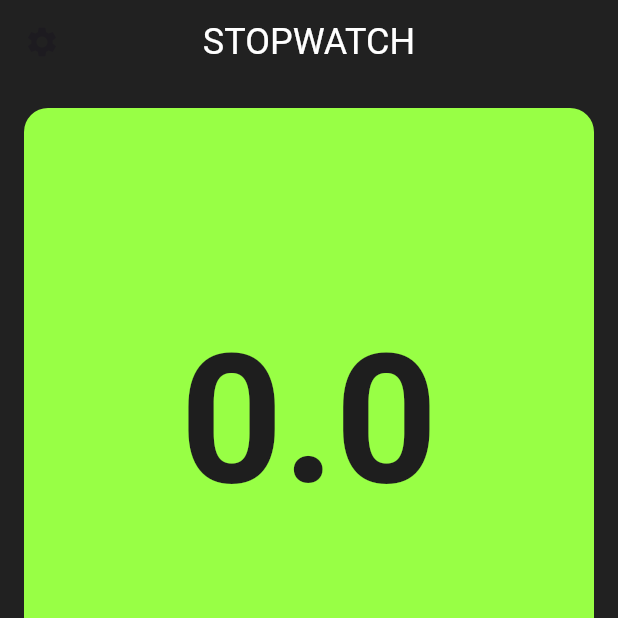
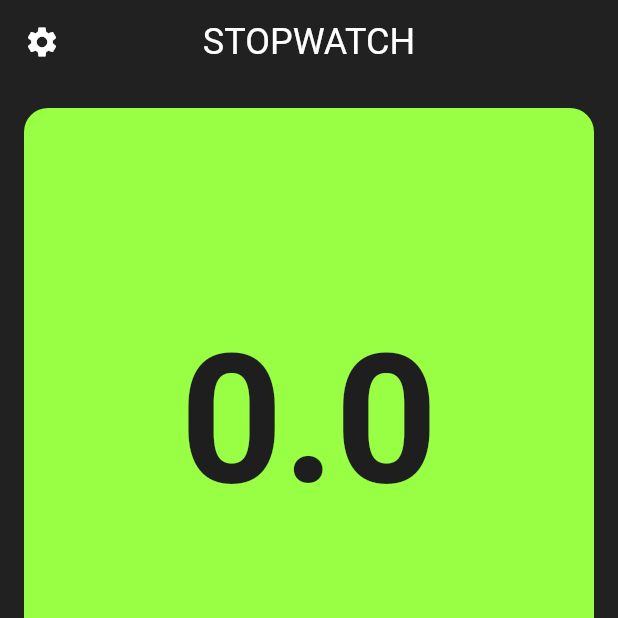
Before and after one commit to ArslanYousaf12/app_with_llm, a Flutter app: the screen it shows after launch, on a phone screen of 412 x 824 dp, the top half of it. Run offline on Flutter 3.47's test engine with Material 3 defaults, Android fonts, the phone set to English and light mode, and no system bars; our stand-ins replace audioplayers, permission_handler, speech_to_text; Roboto replaces fonts that are missing (BebasNeue).

Commit message:
Update settings icon color in TimerPage for better visibility

```diff
--- a/lib/features/timer/timer_page.dart
+++ b/lib/features/timer/timer_page.dart
@@ -35,7 +35,7 @@ class _TimerPageState extends State<TimerPage> {
     return Scaffold(
       appBar: AppBar(
         leading: IconButton(
-          icon: const Icon(Icons.settings),
+          icon: const Icon(Icons.settings, color: Colors.white),
           onPressed: () {
             // TODO: Navigate to settings page
           },
```
